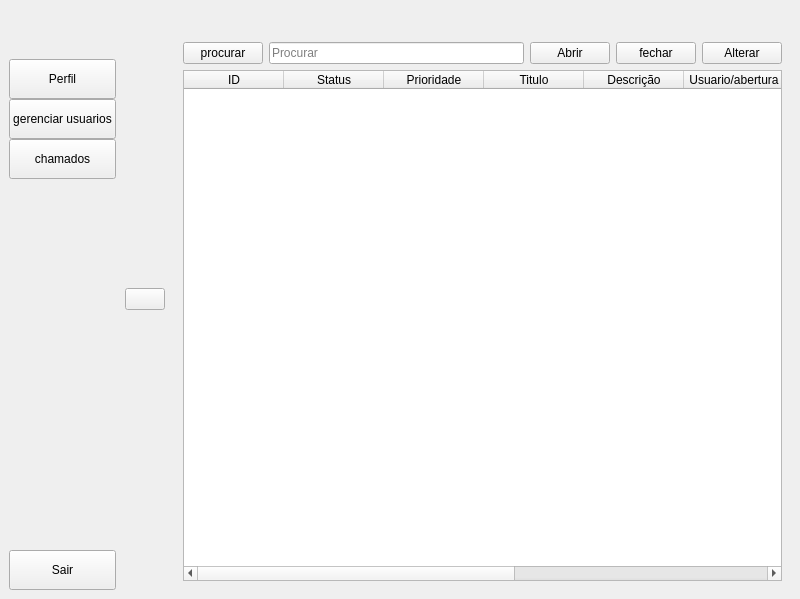
Before: the Qt Designer form Telas/Menu.tecnico.ui in leotxsp/Projeto-Integrador-SENAC, drawn with Qt 5.
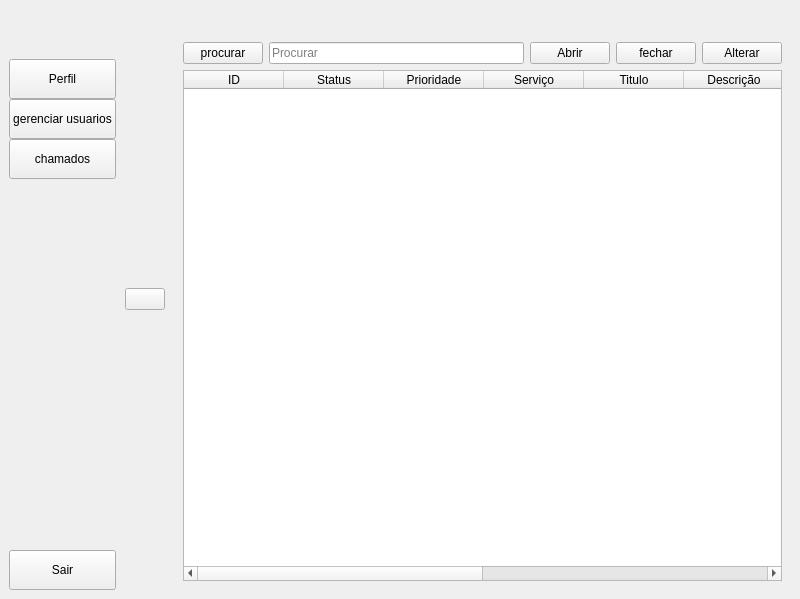
After: the same form once the commit is applied. The open tabs and pages were chosen to show the change. Icons and pictures are not drawn.

What changed in the file:
```diff
--- a/Telas/Menu.tecnico.ui
+++ b/Telas/Menu.tecnico.ui
@@ -610,6 +610,11 @@
                   <string>Prioridade</string>
                  </property>
                 </column>
+                <column>
+                 <property name="text">
+                  <string>Serviço</string>
+                 </property>
+                </column>
                 <column>
                  <property name="text">
                   <string>Titulo</string>
@@ -630,16 +635,16 @@
                   <string>Usuario/fechamento</string>
                  </property>
                 </column>
-                <column>
-                 <property name="text">
-                  <string>Data de fechamento</string>
-                 </property>
-                </column>
                 <column>
                  <property name="text">
                   <string>Data de abertura</string>
                  </property>
                 </column>
+                <column>
+                 <property name="text">
+                  <string>Data de fechamento</string>
+                 </property>
+                </column>
                </widget>
               </item>
               <item row="2" column="1">
```
Left out of the diff: 39 changed lines with no effect on the pictures.
